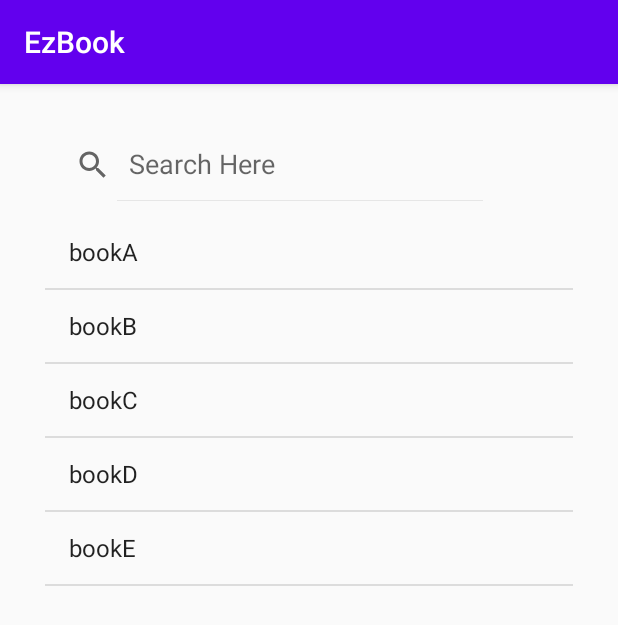
After one commit to sonseungbeom0530/EzBook, an Android app: the LibraryActivity screen opened directly, with no data from a screen before it, on a phone screen of 412 x 824 dp. The commit adds this screen. Shown: the top 625 px of the screen. Run offline under Robolectric (Android 15) with nearby library versions, the phone set to English and light mode, and no system bars.

Commit message:
Create LibraryActivity.java,activity_library.xml                                                Update that click cardview in MainActivity.java

```diff
--- /dev/null
+++ b/app/src/main/java/com/example/ezbook/LibraryActivity.java
@@ -0,0 +1,53 @@
+package com.example.ezbook;
+
+import androidx.appcompat.app.AppCompatActivity;
+import androidx.appcompat.widget.SearchView;
+
+import android.os.Bundle;
+import android.widget.ArrayAdapter;
+import android.widget.ListView;
+
+import java.util.ArrayList;
+
+public class LibraryActivity extends AppCompatActivity {
+
+    SearchView searchView;
+    ListView libraryBookList;
+
+    ArrayList<String> list;
+    ArrayAdapter<String> adapter;
+
+    @Override
+    protected void onCreate(Bundle savedInstanceState) {
+        super.onCreate(savedInstanceState);
+        setContentView(R.layout.activity_library);
+
+        searchView = (SearchView)findViewById(R.id.search_view);
+        libraryBookList = (ListView) findViewById(R.id.library_book_list);
+
+        list=new ArrayList<String>();
+        list.add("bookA");
+        list.add("bookB");
+        list.add("bookC");
+        list.add("bookD");
+        list.add("bookE");
+
+        adapter=new ArrayAdapter<>(this,android.R.layout.simple_list_item_1,list);
+        libraryBookList.setAdapter(adapter);
+
+
+        searchView.setOnQueryTextListener(new SearchView.OnQueryTextListener() {
+            @Override
+            public boolean onQueryTextSubmit(String s) {
+                return false;
+            }
+
+            @Override
+            public boolean onQueryTextChange(String s) {
+                adapter.getFilter().filter(s);
+
+                return false;
+            }
+        });
+    }
+}
--- /dev/null
+++ b/app/src/main/res/layout/activity_library.xml
@@ -0,0 +1,26 @@
+<?xml version="1.0" encoding="utf-8"?>
+<LinearLayout xmlns:android="http://schemas.android.com/apk/res/android"
+    xmlns:app="http://schemas.android.com/apk/res-auto"
+    xmlns:tools="http://schemas.android.com/tools"
+    android:layout_width="match_parent"
+    android:layout_height="match_parent"
+    android:orientation="vertical"
+    android:padding="30dp"
+    tools:context=".LibraryActivity">
+
+    <androidx.appcompat.widget.SearchView
+        android:id="@+id/search_view"
+        android:layout_width="300dp"
+        android:layout_height="wrap_content"
+        app:iconifiedByDefault="false"
+        app:queryHint="Search Here"
+        />
+
+    <ListView
+        android:id="@+id/library_book_list"
+        android:layout_width="match_parent"
+        android:layout_height="fill_parent"
+        android:layout_marginTop="10dp"
+        />
+
+</LinearLayout>
```
Also changed, not shown: app/src/main/AndroidManifest.xml (+6 -6 lines), app/src/main/java/com/example/ezbook/MainActivity.java (+35 -1 lines), app/src/main/res/layout/activity_main.xml (+11 -0 lines).
